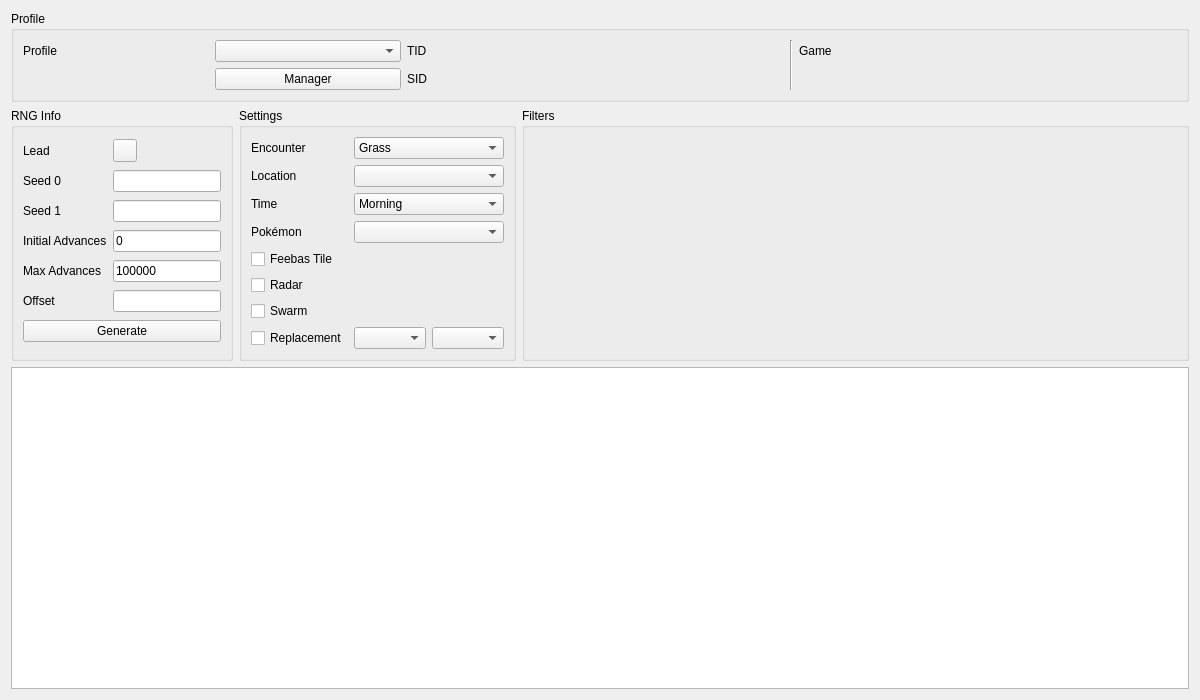
Before: the Qt Designer form Form/Gen8/Wild8.ui in Admiral-Fish/PokeFinder, drawn with Qt 5.
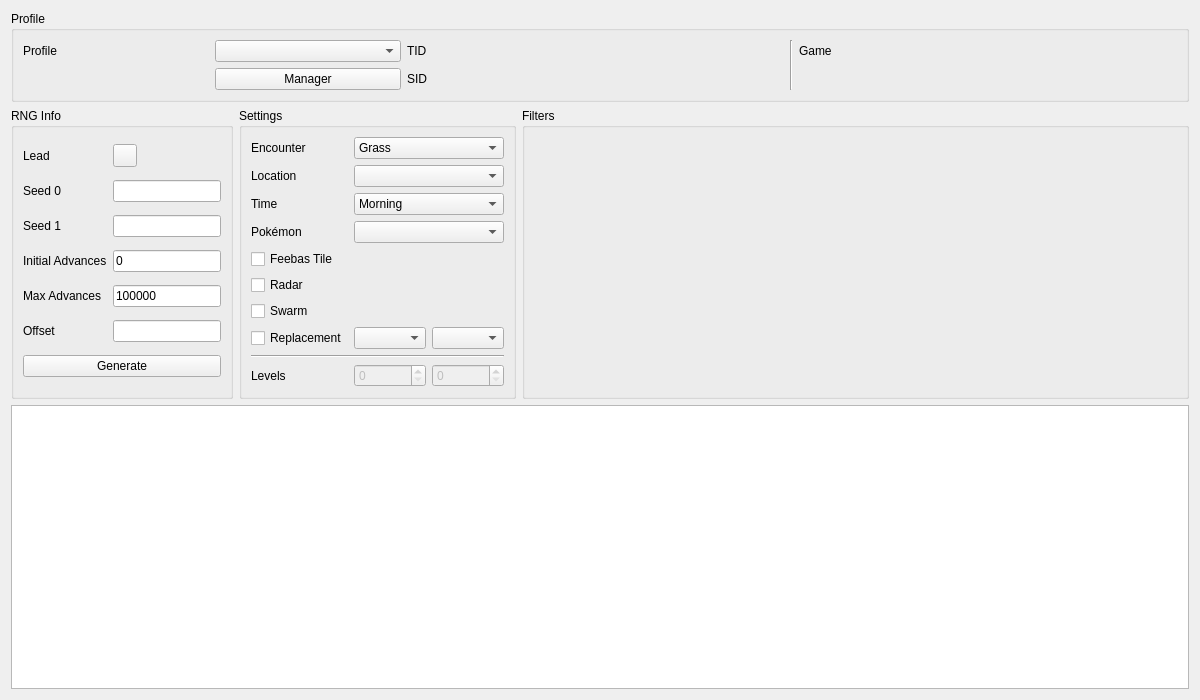
After: the same form once the commit is applied. Custom widgets are drawn as their Qt base class.

Commit message:
Addition of level searcher (#580)
---------

Diff of the .ui file:
```diff
--- a/Form/Gen8/Wild8.ui
+++ b/Form/Gen8/Wild8.ui
@@ -323,6 +323,34 @@
       <item row="7" column="2">
        <widget class="ComboBox" name="comboBoxReplacement1"/>
       </item>
+      <item row="8" column="0" colspan="3">
+       <widget class="Line" name="line_2">
+        <property name="orientation">
+         <enum>Qt::Orientation::Horizontal</enum>
+        </property>
+       </widget>
+      </item>
+      <item row="9" column="0">
+       <widget class="QLabel" name="labelLevel">
+        <property name="text">
+         <string>Levels</string>
+        </property>
+       </widget>
+      </item>
+      <item row="9" column="1">
+       <widget class="QSpinBox" name="spinBoxLevelMin">
+        <property name="enabled">
+         <bool>false</bool>
+        </property>
+       </widget>
+      </item>
+      <item row="9" column="2">
+       <widget class="QSpinBox" name="spinBoxLevelMax">
+        <property name="enabled">
+         <bool>false</bool>
+        </property>
+       </widget>
+      </item>
      </layout>
     </widget>
    </item>
```
Left out of the diff: 2 changed lines with no effect on the pictures. The commit also changes 67 other files.
